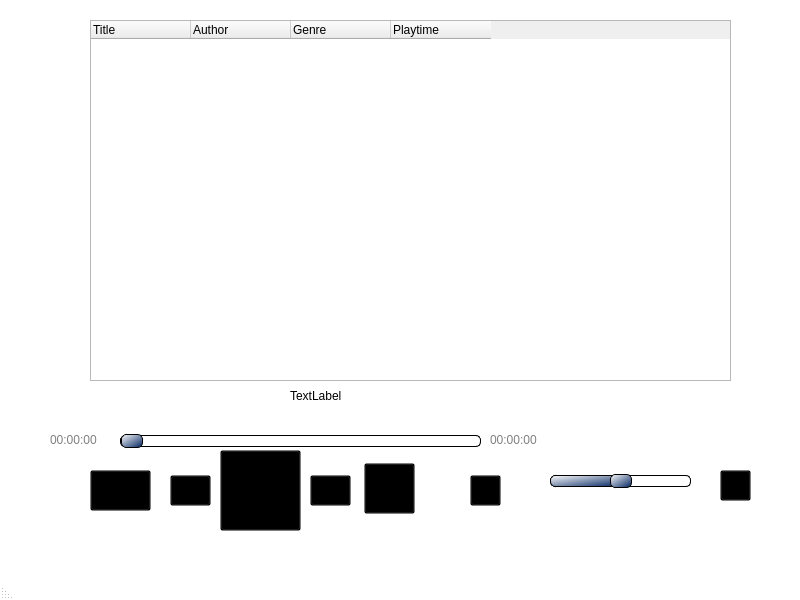
The window that MP3-Player/mainwindow.ui (stephanHAWK/Lufthansa_TechnikAG_MP3-Player) describes before a commit, drawn with Qt 5.
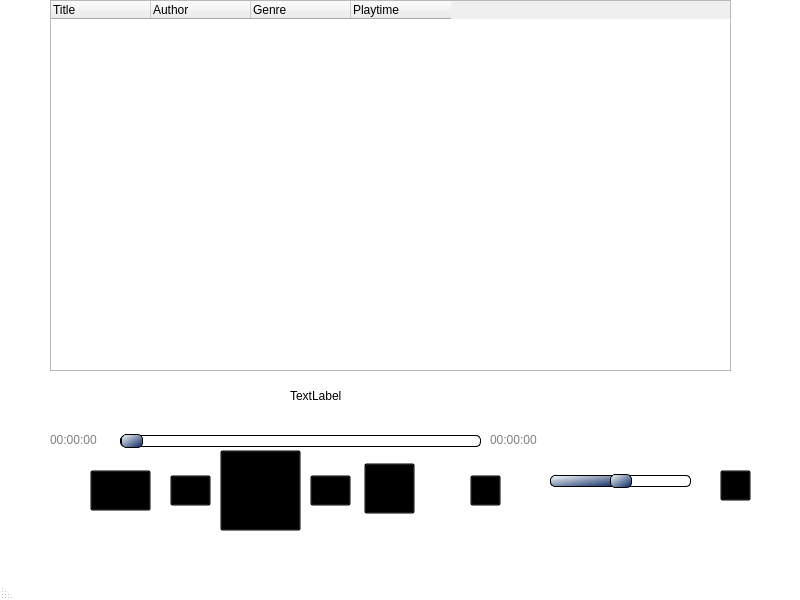
The same window after the commit. Icons and pictures are not drawn.

What changed in the file:
```diff
--- a/MP3-Player/mainwindow.ui
+++ b/MP3-Player/mainwindow.ui
@@ -415,10 +415,10 @@
    <widget class="QTableWidget" name="tableWidget">
     <property name="geometry">
      <rect>
-      <x>90</x>
-      <y>20</y>
-      <width>641</width>
-      <height>361</height>
+      <x>50</x>
+      <y>0</y>
+      <width>681</width>
+      <height>371</height>
      </rect>
     </property>
     <property name="mouseTracking">
```
